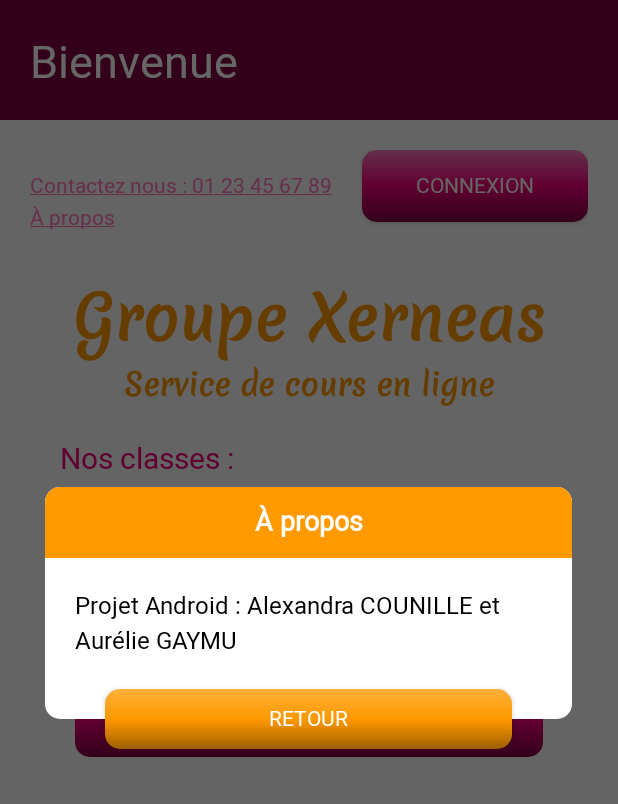
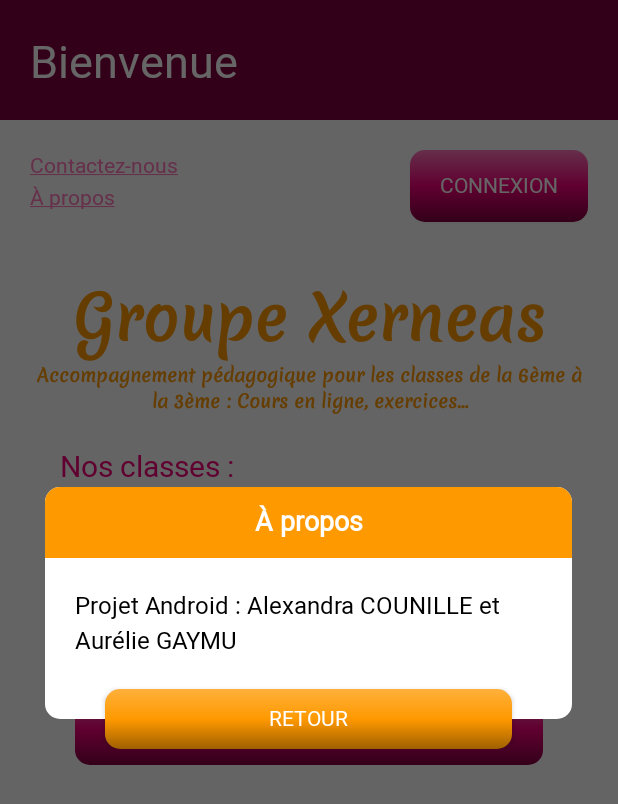
Before and after one commit to FlooneClife/ecole_en_ligne, an Android app: the screen it shows after launch (MainActivity), after a tap on "À propos", on a phone screen of 412 x 824 dp. Shown: the top 804 px of the screen. Run offline under Robolectric (Android 15) with nearby library versions, the phone set to English and light mode, and no system bars.

Commit message:
Add contact pop-up +  + bug fix
Ajout d'un pop-up quand on clique sur "Contactez-nous".
/!\ Bouton mail non actif /!\
Changement du texte descriptif de l'organisation.
Correction du bug du bouton "Connexion".
Ref : #1 #11 #12

```diff
--- a/app/src/main/res/drawable/button_purple.xml
+++ b/app/src/main/res/drawable/button_purple.xml
@@ -11,8 +11,4 @@
         android:endColor="@color/x_purple150"
         android:type="linear" />
 
-    <size
-        android:width="200dp"
-        android:height="50dp" />
-
 </shape>
--- a/app/src/main/res/layout/activity_main.xml
+++ b/app/src/main/res/layout/activity_main.xml
@@ -36,7 +36,8 @@
             <LinearLayout
                 android:layout_width="match_parent"
                 android:layout_height="wrap_content"
-                android:orientation="horizontal" >
+                android:orientation="horizontal"
+                android:foregroundGravity="right" >
 
                 <RelativeLayout
                     android:id="@+id/coords"
@@ -48,6 +49,7 @@
                         android:layout_width="wrap_content"
                         android:layout_height="wrap_content"
                         android:text="@string/contact"
+                        android:layout_gravity="left"
                         android:textColor="@color/x_purple200"
                         android:clickable="true"
                         android:focusable="true"/>
@@ -64,17 +66,18 @@
                         android:clickable="true"
                         android:focusable="true" />
 
-                </RelativeLayout>
-
                     <Button
                         android:id="@+id/connexion"
-                    android:layout_width="match_parent"
+                        android:layout_width="wrap_content"
                         android:layout_height="wrap_content"
                         android:paddingHorizontal="20dp"
                         android:layout_marginLeft="20dp"
+                        android:layout_alignParentRight="true"
                         android:text="@string/connexion"
                         android:textColor="@color/white"
                         android:background="@drawable/button_purple_gradient" />
+
+                </RelativeLayout>
 
             </LinearLayout>
 
@@ -96,9 +99,10 @@
                 android:layout_marginBottom="20dp"
                 android:theme="@style/Xerneas"
                 android:textStyle="bold"
+                android:textAlignment="center"
                 android:text="@string/desc_ecole"
                 android:textColor="@color/x_orange150"
-                android:textSize="20dp" />
+                android:textSize="12dp" />
 
             <TextView
                 android:layout_width="wrap_content"
--- a/app/src/main/res/values/strings.xml
+++ b/app/src/main/res/values/strings.xml
@@ -6,7 +6,7 @@
 
     <string name="app_name">Xerneas école en ligne</string>
     <string name="nom_ecole">Groupe Xerneas</string>
-    <string name="desc_ecole">Service de cours en ligne</string>
+    <string name="desc_ecole">Accompagnement pédagogique pour les classes de la 6ème à la 3ème : Cours en ligne, exercices…</string>
     <string name="propos"><u>À propos</u></string>
     <string name="inscription">Inscription</string>
     <string name="connexion">Connexion</string>
@@ -17,7 +17,8 @@
     <string name="retour">Retour</string>
 
     <string name="aPropos">Projet Android : Alexandra COUNILLE et Aurélie GAYMU</string>
-    <string name="contact"><u>Contactez nous : 01 23 45 67 89</u></string>
+    <string name="contact"><u>Contactez-nous</u></string>
+    <string name="contactTitle">Contactez-nous</string>
 
     <string name="classes">Nos classes :</string>
 
@@ -37,5 +38,7 @@
     <string name="connex_eleve">Entrez votre identifiant élève :</string>
     <string name="connex_parent">Entrez votre identifiant parent :</string>
     <string name="ur">Vous êtes :</string>
+    <string name="email">email</string>
+    <string name="telephone">téléphone</string>
 
 </resources>
```
Also changed, not shown: app/src/main/java/com/example/ecole_en_ligne/MainActivity.java (+3 -4 lines), app/src/main/java/com/example/ecole_en_ligne/util/ActionUtil.java (+42 -0 lines), app/src/main/res/drawable/button_orange.xml (+3 -7 lines), app/src/main/res/layout/popup_contact.xml (added, +80 -0 lines). Lines whose indentation alone changed are shown as unchanged.
